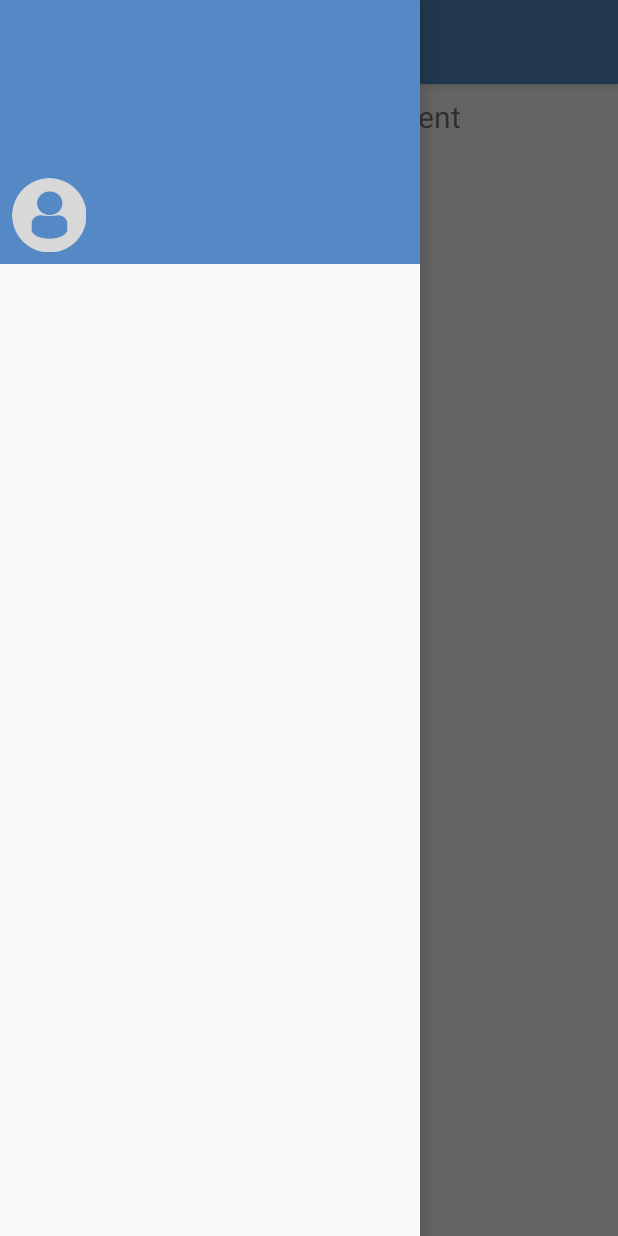
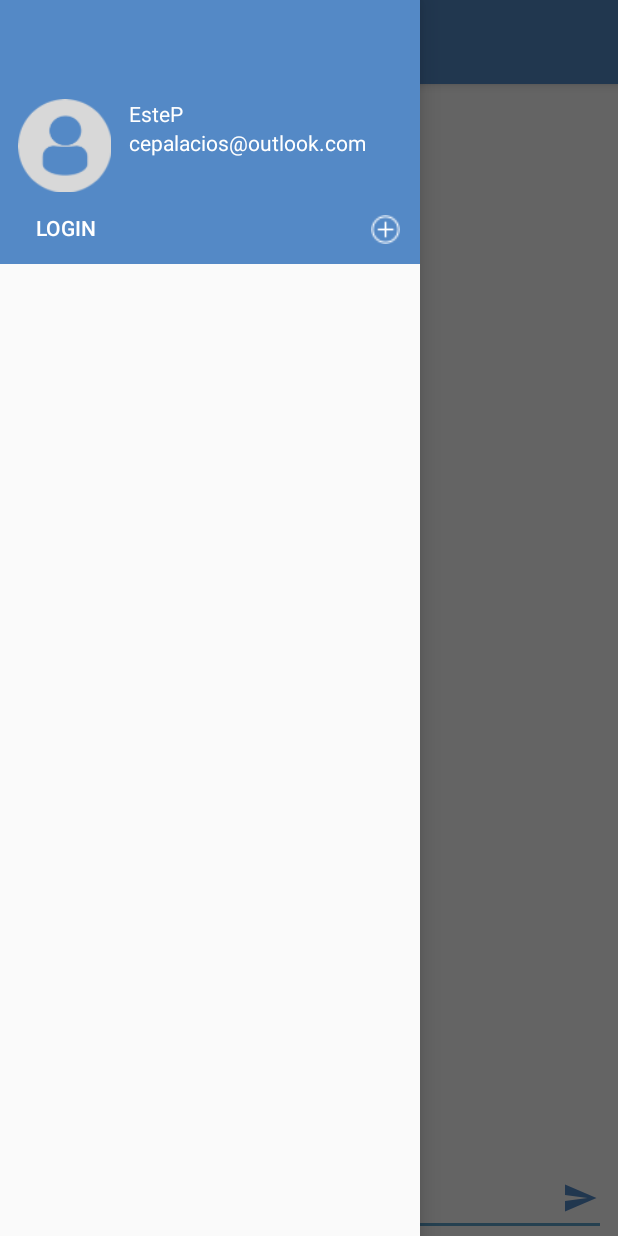
Before and after one commit to Estete9/Smack2, an Android app: the screen it shows after launch (MainActivity), with the side drawer open, on a phone screen of 412 x 824 dp. Run offline under Robolectric (Android 15) with nearby library versions, the phone set to English and light mode, and no system bars; our stand-ins replace navigation-ui.

Commit message:
layout for content main, had a problem with -this is home fragment- text in app, had to erase somethings but it works now, we need to check -this is home fragment- problem

```diff
--- a/app/build.gradle
+++ b/app/build.gradle
@@ -3,6 +3,8 @@ apply plugin: 'com.android.application'
 apply plugin: 'kotlin-android'
 
 apply plugin: 'kotlin-android-extensions'
+
+apply plugin: "androidx.navigation.safeargs"
 
 android {
     compileSdkVersion 29
@@ -25,6 +27,7 @@ android {
 
 dependencies {
     implementation fileTree(dir: 'libs', include: ['*.jar'])
+
     implementation"org.jetbrains.kotlin:kotlin-stdlib-jdk7:$kotlin_version"
     implementation 'androidx.appcompat:appcompat:1.0.2'
     implementation 'androidx.core:core-ktx:1.0.2'
--- a/app/src/main/java/com/example/smack2/MainActivity.kt
+++ b/app/src/main/java/com/example/smack2/MainActivity.kt
@@ -1,18 +1,16 @@
 package com.example.smack2
 
 import android.os.Bundle
-import com.google.android.material.floatingactionbutton.FloatingActionButton
-import com.google.android.material.snackbar.Snackbar
+import android.view.View
+import androidx.appcompat.app.AppCompatActivity
+import androidx.appcompat.widget.Toolbar
+import androidx.drawerlayout.widget.DrawerLayout
 import androidx.navigation.findNavController
 import androidx.navigation.ui.AppBarConfiguration
 import androidx.navigation.ui.navigateUp
 import androidx.navigation.ui.setupActionBarWithNavController
 import androidx.navigation.ui.setupWithNavController
-import androidx.drawerlayout.widget.DrawerLayout
 import com.google.android.material.navigation.NavigationView
-import androidx.appcompat.app.AppCompatActivity
-import androidx.appcompat.widget.Toolbar
-import android.view.Menu
 
 class MainActivity : AppCompatActivity() {
 
@@ -44,4 +42,16 @@ class MainActivity : AppCompatActivity() {
         val navController = findNavController(R.id.nav_host_fragment)
         return navController.navigateUp(appBarConfiguration) || super.onSupportNavigateUp()
     }
+
+    fun loginBtnNavClicked(view: View) {
+
+    }
+
+    fun addChannelClicked(view: View) {
+
+    }
+
+    fun sendMessageBtnClicked(view: View) {
+
+    }
 }
--- a/app/src/main/java/com/example/smack2/ui/home/HomeFragment.kt
+++ b/app/src/main/java/com/example/smack2/ui/home/HomeFragment.kt
@@ -22,9 +22,9 @@ class HomeFragment : Fragment() {
         homeViewModel =
             ViewModelProviders.of(this).get(HomeViewModel::class.java)
         val root = inflater.inflate(R.layout.fragment_home, container, false)
-        val textView: TextView = root.findViewById(R.id.text_home)
+//        val textView: TextView = root.findViewById(R.id.text_home)
         homeViewModel.text.observe(this, Observer {
-            textView.text = it
+//            textView.text = it
         })
         return root
     }
--- a/app/src/main/res/layout/content_main.xml
+++ b/app/src/main/res/layout/content_main.xml
@@ -13,8 +13,56 @@
         android:layout_width="match_parent"
         android:layout_height="match_parent"
         app:defaultNavHost="true"
-        app:layout_constraintLeft_toLeftOf="parent"
-        app:layout_constraintRight_toRightOf="parent"
+        app:layout_constraintBottom_toBottomOf="parent"
+        app:layout_constraintEnd_toEndOf="parent"
+        app:layout_constraintStart_toStartOf="parent"
         app:layout_constraintTop_toTopOf="parent"
         app:navGraph="@navigation/mobile_navigation" />
+
+    <TextView
+        android:id="@+id/mainChannelName"
+        android:layout_width="0dp"
+        android:layout_height="wrap_content"
+        android:layout_marginTop="8dp"
+        android:text="Please Log In"
+        android:textAlignment="center"
+        app:layout_constraintEnd_toEndOf="parent"
+        app:layout_constraintStart_toStartOf="parent"
+        app:layout_constraintTop_toTopOf="parent" />
+
+    <EditText
+        android:id="@+id/messageTextField"
+        android:layout_width="0dp"
+        android:layout_height="wrap_content"
+        android:layout_marginStart="8dp"
+        android:layout_marginEnd="8dp"
+        android:ems="10"
+        android:gravity="start|top"
+        android:hint="message:"
+        android:inputType="textMultiLine"
+        app:layout_constraintBottom_toBottomOf="@+id/nav_host_fragment"
+        app:layout_constraintEnd_toEndOf="parent"
+        app:layout_constraintStart_toStartOf="parent" />
+
+    <ImageButton
+        android:id="@+id/sendMessageBtn"
+        android:layout_width="35dp"
+        android:layout_height="35dp"
+        android:layout_marginEnd="8dp"
+        android:layout_marginBottom="8dp"
+        android:background="@android:color/transparent"
+        android:tint="@color/colorPrimary"
+        app:layout_constraintBottom_toBottomOf="parent"
+        app:layout_constraintEnd_toEndOf="parent"
+        app:srcCompat="@drawable/ic_menu_send" />
+
+    <androidx.recyclerview.widget.RecyclerView
+        android:id="@+id/messageListView"
+        android:layout_width="0dp"
+        android:layout_height="0dp"
+        android:layout_marginTop="8dp"
+        app:layout_constraintBottom_toTopOf="@+id/messageTextField"
+        app:layout_constraintEnd_toEndOf="parent"
+        app:layout_constraintStart_toStartOf="parent"
+        app:layout_constraintTop_toBottomOf="@+id/mainChannelName" />
 </androidx.constraintlayout.widget.ConstraintLayout>
--- a/app/src/main/res/layout/fragment_home.xml
+++ b/app/src/main/res/layout/fragment_home.xml
@@ -1,19 +1,22 @@
 <?xml version="1.0" encoding="utf-8"?>
 <androidx.constraintlayout.widget.ConstraintLayout xmlns:android="http://schemas.android.com/apk/res/android"
     xmlns:app="http://schemas.android.com/apk/res-auto"
+    xmlns:tools="http://schemas.android.com/tools"
     android:layout_width="match_parent"
     android:layout_height="match_parent">
 
-    <TextView
-        android:id="@+id/text_home"
-        android:layout_width="match_parent"
-        android:layout_height="wrap_content"
-        android:layout_marginStart="8dp"
-        android:layout_marginTop="8dp"
-        android:layout_marginEnd="8dp"
-        android:textAlignment="center"
-        android:textSize="20sp"
-        app:layout_constraintEnd_toEndOf="parent"
-        app:layout_constraintStart_toStartOf="parent"
-        app:layout_constraintTop_toTopOf="parent" />
+<!--    <TextView-->
+<!--        android:id="@+id/text_home"-->
+<!--        android:layout_width="match_parent"-->
+<!--        android:layout_height="wrap_content"-->
+<!--        android:layout_marginStart="8dp"-->
+<!--        android:layout_marginTop="8dp"-->
+<!--        android:layout_marginEnd="8dp"-->
+<!--        android:textAlignment="center"-->
+<!--        android:textSize="20sp"-->
+<!--        app:layout_constraintEnd_toEndOf="parent"-->
+<!--        app:layout_constraintStart_toStartOf="parent"-->
+<!--        app:layout_constraintTop_toTopOf="parent"-->
+<!--        android:text="why"-->
+<!--        tools:text="text Home" />-->
 </androidx.constraintlayout.widget.ConstraintLayout>
--- a/app/src/main/res/layout/nav_header_main.xml
+++ b/app/src/main/res/layout/nav_header_main.xml
@@ -11,38 +11,68 @@
     tools:layout_editor_absoluteY="81dp">
 
     <ImageView
-        android:id="@+id/imageView"
-        android:layout_width="wrap_content"
-        android:layout_height="wrap_content"
+        android:id="@+id/userImageNavHeader"
+        android:layout_width="70dp"
+        android:layout_height="70dp"
         android:layout_marginStart="8dp"
         android:layout_marginBottom="8dp"
         android:contentDescription="@string/nav_header_desc"
         android:paddingTop="@dimen/nav_header_vertical_spacing"
-        android:scaleType="fitXY"
-        app:layout_constraintBottom_toBottomOf="parent"
+        android:scaleType="fitCenter"
+        app:layout_constraintBottom_toTopOf="@+id/loginBtnNavHeader"
         app:layout_constraintStart_toStartOf="parent"
         app:srcCompat="@drawable/profiledefault" />
 
     <TextView
-        android:id="@+id/textView2"
+        android:id="@+id/userNameNavHeader"
         android:layout_width="wrap_content"
         android:layout_height="wrap_content"
         android:layout_marginStart="8dp"
         android:paddingTop="@dimen/nav_header_vertical_spacing"
+        android:text="EsteP"
         android:textAppearance="@style/TextAppearance.AppCompat.Body1"
         android:textColor="@android:color/white"
-        app:layout_constraintStart_toEndOf="@+id/imageView"
-        app:layout_constraintTop_toTopOf="@+id/imageView"
+        app:layout_constraintStart_toEndOf="@+id/userImageNavHeader"
+        app:layout_constraintTop_toTopOf="@+id/userImageNavHeader"
         tools:text="EsteP" />
 
     <TextView
-        android:id="@+id/textView"
+        android:id="@+id/userEmailNavheader"
         android:layout_width="wrap_content"
         android:layout_height="wrap_content"
         android:layout_marginStart="8dp"
+        android:text="cepalacios@outlook.com"
         android:textColor="@android:color/white"
-        app:layout_constraintStart_toEndOf="@+id/imageView"
-        app:layout_constraintTop_toBottomOf="@+id/textView2"
+        app:layout_constraintStart_toEndOf="@+id/userImageNavHeader"
+        app:layout_constraintTop_toBottomOf="@+id/userNameNavHeader"
         tools:text="cepalacios@outlook.com" />
 
+    <Button
+        android:id="@+id/loginBtnNavHeader"
+        android:layout_width="wrap_content"
+        android:layout_height="32dp"
+        android:layout_marginStart="24dp"
+        android:layout_marginBottom="8dp"
+        android:background="@android:color/transparent"
+        android:onClick="loginBtnNavClicked"
+        android:text="Login"
+        android:textAlignment="viewStart"
+        android:textColor="@android:color/white"
+        app:layout_constraintBottom_toBottomOf="parent"
+        app:layout_constraintStart_toStartOf="parent" />
+
+    <ImageButton
+        android:id="@+id/addChannelBtn"
+        android:layout_width="30dp"
+        android:layout_height="30dp"
+        android:layout_marginEnd="8dp"
+        android:layout_marginBottom="8dp"
+        android:background="@android:color/transparent"
+        android:onClick="addChannelClicked"
+        android:padding="5dp"
+        android:scaleType="fitXY"
+        app:layout_constraintBottom_toBottomOf="parent"
+        app:layout_constraintEnd_toEndOf="parent"
+        app:srcCompat="@drawable/addchannelbutton" />
+
 </androidx.constraintlayout.widget.ConstraintLayout>
--- a/build.gradle
+++ b/build.gradle
@@ -10,6 +10,7 @@ buildscript {
     dependencies {
         classpath 'com.android.tools.build:gradle:3.5.1'
         classpath "org.jetbrains.kotlin:kotlin-gradle-plugin:$kotlin_version"
+        classpath "android.arch.navigation:navigation-safe-args-gradle-plugin:1.0.0-alpha04"
         // NOTE: Do not place your application dependencies here; they belong
         // in the individual module build.gradle files
     }
```
